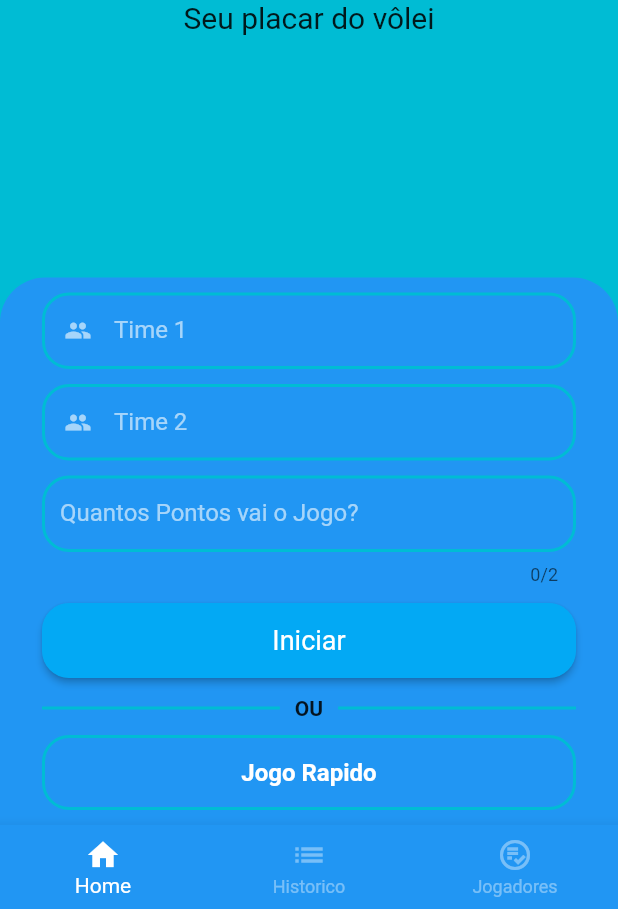
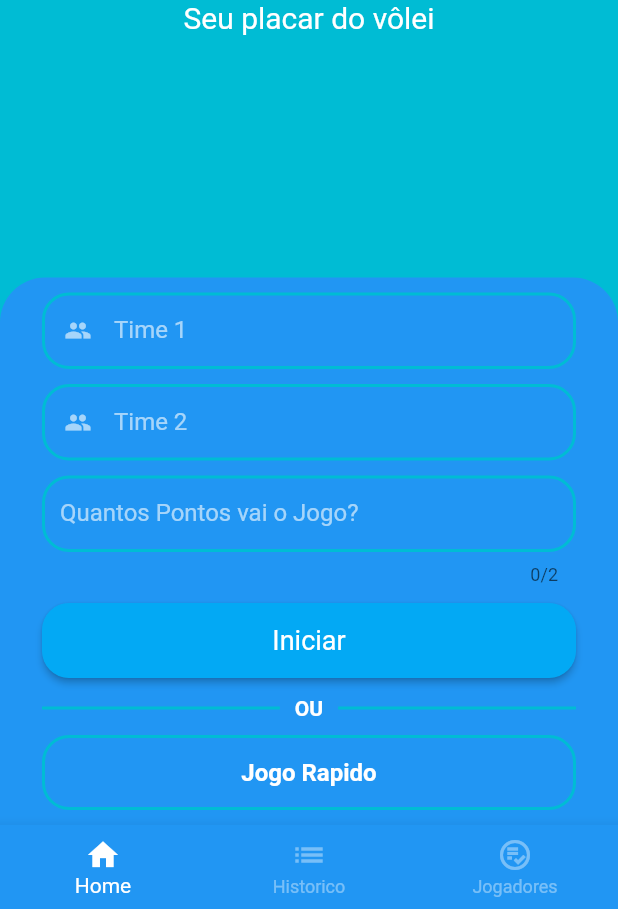
Before and after one commit to MarcioBastosN/dia_de_sexta, a Flutter app: the screen it shows after launch, on a phone screen of 412 x 824 dp, the part 327-1236 px from its top. Run offline on Flutter 3.47's test engine with Material 2 defaults, Android fonts, the phone set to English and light mode, and no system bars; our stand-ins replace animated_splash_screen, dropdown_search, flutter_slidable, lottie, page_transition, screenshot and 2 more; missing offline and left inert: social_share; accounts and stored records are empty.

Commit message:
ajustes titulo

```diff
--- a/lib/asset/custon/my_theme.dart
+++ b/lib/asset/custon/my_theme.dart
@@ -14,16 +14,10 @@ class MyTheme {
           fontSize: 30,
           color: Colors.white,
         ),
+        bodyText2: TextStyle(
+          color: Colors.white,
+        ),
       ),
-      // sliderTheme: const SliderThemeData(
-      //   thumbColor: Colors.lightBlue,
-      //   valueIndicatorColor: Colors.lightBlue,
-      //   inactiveTrackColor: Colors.amber,
-      //   inactiveTickMarkColor: Colors.white,
-      //   valueIndicatorTextStyle: TextStyle(
-      //     color: Colors.white,
-      //   ),
-      // ),
       elevatedButtonTheme: ElevatedButtonThemeData(
         style: ElevatedButton.styleFrom(
           backgroundColor: Colors.lightBlue,
@@ -56,3 +50,13 @@ class MyTheme {
         ),
       ));
 }
+
+      // sliderTheme: const SliderThemeData(
+      //   thumbColor: Colors.lightBlue,
+      //   valueIndicatorColor: Colors.lightBlue,
+      //   inactiveTrackColor: Colors.amber,
+      //   inactiveTickMarkColor: Colors.white,
+      //   valueIndicatorTextStyle: TextStyle(
+      //     color: Colors.white,
+      //   ),
+      // ),
--- /dev/null
+++ b/lib/view/compoment/titulo_home.dart
@@ -0,0 +1,37 @@
+import 'package:flutter/material.dart';
+
+class TituloHome extends StatelessWidget {
+  const TituloHome({super.key});
+
+  @override
+  Widget build(BuildContext context) {
+    return Column(
+      mainAxisAlignment: MainAxisAlignment.center,
+      children: const [
+        Text.rich(
+          TextSpan(
+            style: TextStyle(
+              fontSize: 48,
+              fontWeight: FontWeight.bold,
+            ),
+            children: [
+              TextSpan(text: "Dia de ", style: TextStyle(color: Colors.blue)),
+              TextSpan(
+                text: 'Sexta',
+                style: TextStyle(color: Colors.white),
+              ),
+            ],
+          ),
+        ),
+        Text.rich(
+          TextSpan(
+            style: TextStyle(fontSize: 20),
+            children: [
+              TextSpan(text: "Seu placar do vôlei"),
+            ],
+          ),
+        ),
+      ],
+    );
+  }
+}
--- a/lib/view/home.dart
+++ b/lib/view/home.dart
@@ -6,6 +6,7 @@ import 'package:dia_de_sexta/view/compoment/dialog_component.dart';
 import 'package:dia_de_sexta/view/compoment/entrada_jogo_list_jogadores.dart';
 import 'package:dia_de_sexta/view/compoment/entrada_jogo_simples.dart';
 import 'package:dia_de_sexta/view/compoment/text_form_compoment.dart';
+import 'package:dia_de_sexta/view/compoment/titulo_home.dart';
 import 'package:flutter/material.dart';
 import 'package:flutter/services.dart';
 import 'package:provider/provider.dart';
@@ -92,37 +93,8 @@ class _HomeState extends State<Home> {
         child: Stack(children: [
           Column(
             children: [
-              Expanded(
-                child: Column(
-                  mainAxisAlignment: MainAxisAlignment.center,
-                  children: const [
-                    Text.rich(
-                      TextSpan(
-                        style: TextStyle(
-                          fontSize: 48,
-                          fontWeight: FontWeight.bold,
-                        ),
-                        children: [
-                          TextSpan(
-                              text: "Dia de ",
-                              style: TextStyle(color: Colors.blue)),
-                          TextSpan(
-                            text: 'Sexta',
-                            style: TextStyle(color: Colors.white),
-                          ),
-                        ],
-                      ),
-                    ),
-                    Text.rich(
-                      TextSpan(
-                        style: TextStyle(fontSize: 20),
-                        children: [
-                          TextSpan(text: "Seu placar do vôlei"),
-                        ],
-                      ),
-                    ),
-                  ],
-                ),
+              const Expanded(
+                child: TituloHome(),
               ),
               // parte de baixo
               SingleChildScrollView(
```
Also changed, not shown: lib/view/view_lista_placar.dart (+11 -35 lines).
